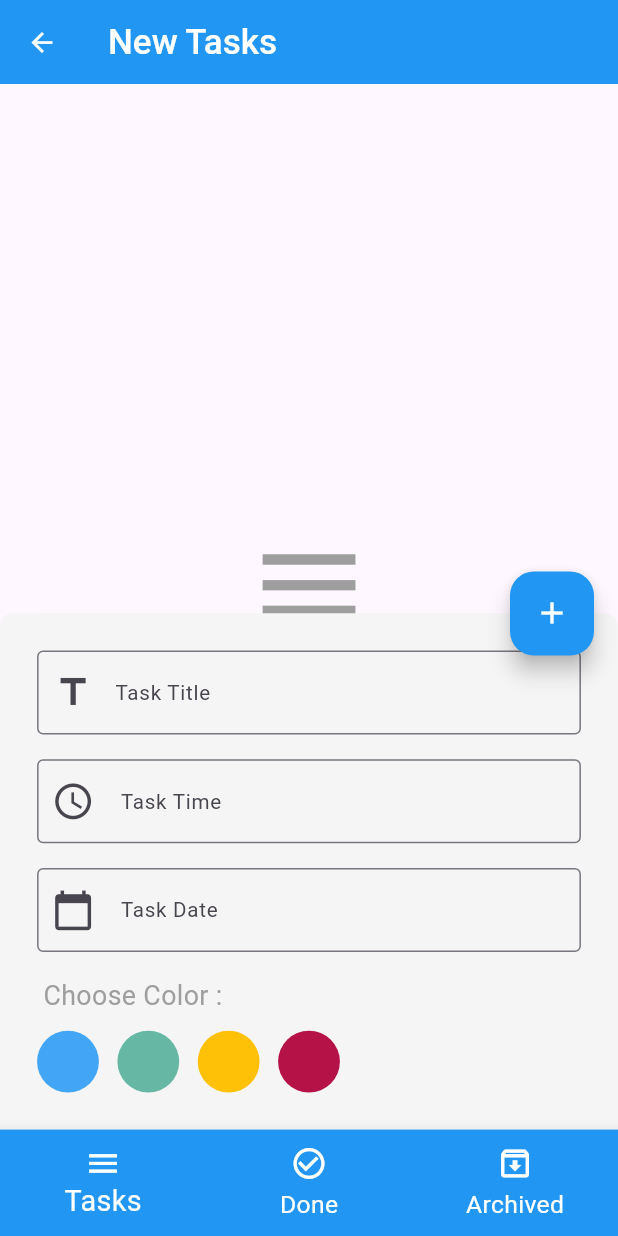
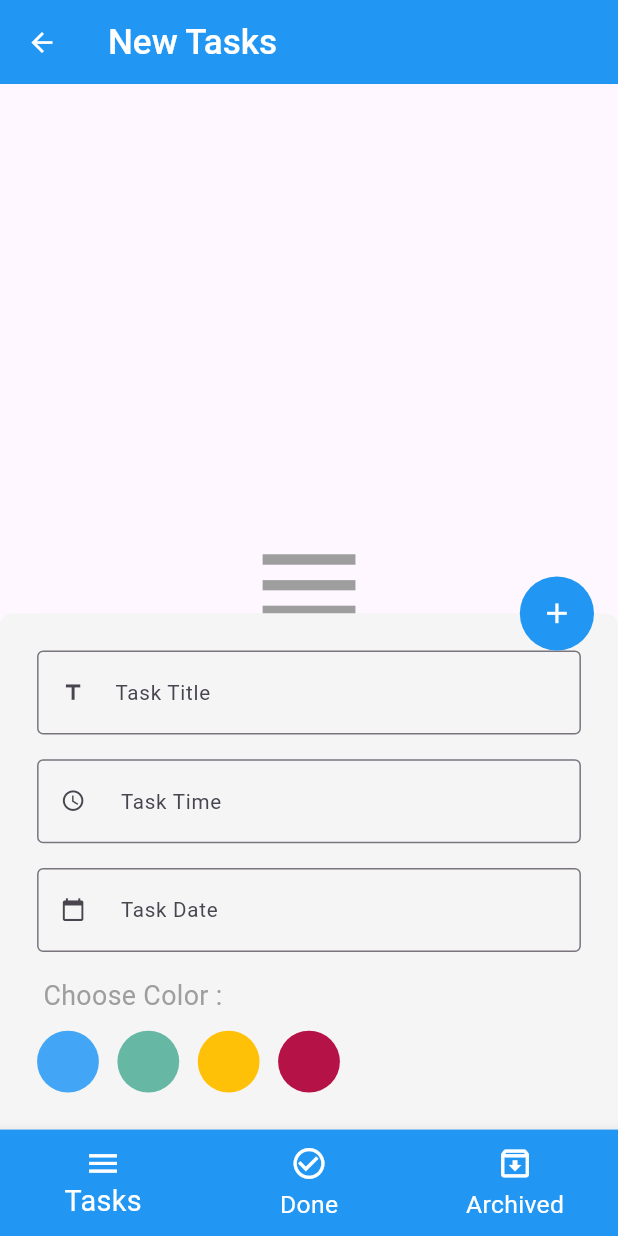
Before and after one commit to OmarMushtaha2020/to_do_app, a Flutter app: the screen it shows after launch, after a tap on the "edit" icon, on a phone screen of 412 x 824 dp. Run offline on Flutter 3.47's test engine with Material 3 defaults, Android fonts, the phone set to English and light mode, and no system bars; our stand-ins replace animated_splash_screen, device_preview, firebase_core, firebase_crashlytics, flutter_bloc, sizer and 1 more; accounts and stored records are empty; project files that could hold a hidden picture were left out.

Commit message:
Minor modifications and improvements to the code and make at responsive

```diff
--- a/lib/layout/home_screen/home_screen.dart
+++ b/lib/layout/home_screen/home_screen.dart
@@ -32,7 +32,7 @@ class Home_Screen extends StatelessWidget {
                 size: 2.5.h
             ),
             title: Text(
-              AppCubit.get(context).Title[AppCubit.get(context).index],
+              AppCubit.get(context).titleOfScreen[AppCubit.get(context).index],
               style: TextStyle(
                   fontSize: 17.sp,
                   color: Colors.white,
@@ -40,12 +40,13 @@ class Home_Screen extends StatelessWidget {
             ),
           ),
           body: ConditionalBuilders(context),
-          floatingActionButton: FloatingActionButton(
-            backgroundColor: Colors.blue,
-            onPressed: () {
+          floatingActionButton:GestureDetector(onTap: (){
+
             if (AppCubit.get(context).show) {
               show_bottom.currentState!
-                    .showBottomSheet((context) => Form(
+                  .showBottomSheet(constraints: BoxConstraints(
+                maxWidth: double.infinity
+              ),(context) => Form(
                 key: form,
                 child: Container(
                   width: double.infinity,
@@ -130,19 +131,19 @@ class Home_Screen extends StatelessWidget {
                                       onTap: () {
                                         if (index == 0) {
                                           AppCubit.get(context)
-                                                        .colors(0xFF42A5F5);
+                                              .changeValueOfColor(0xFF42A5F5);
                                         }
                                         if (index == 1) {
                                           AppCubit.get(context)
-                                                        .colors(3426920849);
+                                              .changeValueOfColor(3426920849);
                                         }
                                         if (index == 2) {
                                           AppCubit.get(context)
-                                                        .colors(4294951175);
+                                              .changeValueOfColor(4294951175);
                                         }
                                         if (index == 3) {
                                           AppCubit.get(context)
-                                                        .colors(0xffb51248);
+                                              .changeValueOfColor(0xffb51248);
                                         }
                                       },
                                       child: CircleAvatar(
@@ -169,7 +170,7 @@ class Home_Screen extends StatelessWidget {
                   .closed
                   .then((value) {
                 AppCubit.get(context)
-                      .changesStatusOfObscuredOfTextForm(Icons.edit, true)
+                    .changeValueOfObscuredTextForm(Icons.edit, true)
                     .then((value) {
                   email.text = "";
                   time.text = "";
@@ -179,7 +180,7 @@ class Home_Screen extends StatelessWidget {
               });
 
               AppCubit.get(context)
-                    .changesStatusOfObscuredOfTextForm(Icons.add, false);
+                  .changeValueOfObscuredTextForm(Icons.add, false);
             } else {
               if (form.currentState!.validate() &&
                   AppCubit.get(context).color != 0) {
@@ -208,11 +209,11 @@ class Home_Screen extends StatelessWidget {
                     decoration: BoxDecoration(
                       color: Colors.grey[100],
                       borderRadius: BorderRadiusDirectional.only(
-                                    topStart: Radius.circular(30),
-                                    topEnd: Radius.circular(30)),
+                          topStart: Radius.circular(1.h),
+                          topEnd: Radius.circular(1.h)),
                     ),
                     child: Padding(
-                                padding: const EdgeInsets.all(20.0),
+                      padding:  EdgeInsets.all(2.w),
                       child: SingleChildScrollView(
                         child: Column(
                           crossAxisAlignment:
@@ -277,7 +278,7 @@ class Home_Screen extends StatelessWidget {
                               ),
                             ),
                             SizedBox(
-                                        height: 5,
+                              height: 2.h,
                             ),
                             Container(
                               height: 5.h,
@@ -289,19 +290,19 @@ class Home_Screen extends StatelessWidget {
                                         onTap: () {
                                           if (index == 0) {
                                             AppCubit.get(context)
-                                                          .colors(0xFF42A5F5);
+                                                .changeValueOfColor(0xFF42A5F5);
                                           }
                                           if (index == 1) {
                                             AppCubit.get(context)
-                                                          .colors(3426920849);
+                                                .changeValueOfColor(3426920849);
                                           }
                                           if (index == 2) {
                                             AppCubit.get(context)
-                                                          .colors(4294951175);
+                                                .changeValueOfColor(4294951175);
                                           }
                                           if (index == 3) {
                                             AppCubit.get(context)
-                                                          .colors(0xffb51248);
+                                                .changeValueOfColor(0xffb51248);
                                           }
                                         },
                                         child: CircleAvatar(
@@ -328,17 +329,18 @@ class Home_Screen extends StatelessWidget {
                     .closed
                     .then((value) {
                   AppCubit.get(context)
-                        .changesStatusOfObscuredOfTextForm(Icons.edit, true);
+                      .changeValueOfObscuredTextForm(Icons.edit, true);
                 });
               }
             }
-            },
-            child: Icon(
+          },child: CircleAvatar(radius: 3.h,backgroundColor: Colors.blue,child:Icon(
             AppCubit.get(context).icon,
+            size: 2.7.h,
             color: Colors.white,
-            ),
-            heroTag: "Add",
-          ),
+          ),)),
+
+
+
           bottomNavigationBar: BottomNavigationBar(
             backgroundColor: Colors.blue,
             currentIndex: AppCubit.get(context).index,
@@ -348,7 +350,7 @@ class Home_Screen extends StatelessWidget {
             // iconSize: 100.w,
             unselectedLabelStyle: TextStyle(fontSize: 12.sp),
             onTap: (value) {
-              AppCubit.get(context).changeIndexOfBottomNavigation(value);
+              AppCubit.get(context).changeIndexOfBottomNavigationBar(value);
             },
             items: [
               BottomNavigationBarItem(
--- a/lib/shared/components/components.dart
+++ b/lib/shared/components/components.dart
@@ -26,12 +26,13 @@ Widget buildTextFromField(
       decoration: InputDecoration(
         border: OutlineInputBorder(),
         labelText: "$text",
+
         labelStyle: TextStyle(
           fontSize: 10.sp,
         ),
         prefixIcon: Icon(
           icons,
-          size: 7.w,
+          size: 4.w,
         ),
       ),
     );
@@ -145,19 +146,19 @@ Widget buildNewTaskFormat(item, context) => Dismissible(
                             onTap: (){
                               if (index == 0) {
                                 AppCubit.get(context)
-                                    .colors(0xFF42A5F5);
+                                    .changeValueOfColor(0xFF42A5F5);
                               }
                               if (index == 1) {
                                 AppCubit.get(context)
-                                    .colors(3426920849);
+                                    .changeValueOfColor(3426920849);
                               }
                               if (index == 2) {
                                 AppCubit.get(context)
-                                    .colors(4294951175);
+                                    .changeValueOfColor(4294951175);
                               }
                               if (index == 3) {
                                 AppCubit.get(context)
-                                    .colors(0xffb51248);
+                                    .changeValueOfColor(0xffb51248);
                               }
                             },
                                 child: CircleAvatar(
@@ -176,6 +177,8 @@ Widget buildNewTaskFormat(item, context) => Dismissible(
                               padding:  EdgeInsets.only(bottom: 2.h),
                               child: Container(
                                 width: double.infinity,
+
+                                height: 6.h,
                                 color: Colors.blue,
                                 child: MaterialButton(
                                   onPressed: () {
@@ -192,7 +195,7 @@ Widget buildNewTaskFormat(item, context) => Dismissible(
                                   },
                                   child: Text(
                                     "Update",
-                                    style: TextStyle(color: Colors.white),
+                                    style: TextStyle(color: Colors.white,fontSize: 12.sp),
                                   ),
                                 ),
                               ),
@@ -226,6 +229,7 @@ Widget buildNewTaskFormat(item, context) => Dismissible(
                     child: Text(
                       "${item["time"]}",
                       maxLines: 2,
+textAlign: TextAlign.center,
                       overflow: TextOverflow.ellipsis,
                       style: TextStyle(
                           fontSize: 10.sp, fontWeight: FontWeight.w500),
@@ -410,6 +414,7 @@ Widget buildListOfTask(List<Map> task, String typeTask) {
           ),
           Text(
             "No Tasks Yet, Please Add Some Tasks",
+            textAlign: TextAlign.center,
             style: TextStyle(fontSize: 15.sp, fontWeight: FontWeight.bold),
           )
         ],
@@ -420,7 +425,7 @@ Widget buildListOfTask(List<Map> task, String typeTask) {
 
 Widget ConditionalBuilders(context) {
   if (State is! LoadData) {
-    return AppCubit.get(context).Screen[AppCubit.get(context).index];
+    return AppCubit.get(context).screen[AppCubit.get(context).index];
   } else {
     return Center(child: CircularProgressIndicator());
   }
--- a/lib/shared/cubit/cubit.dart
+++ b/lib/shared/cubit/cubit.dart
@@ -17,31 +17,31 @@ class AppCubit extends Cubit<AppStates>{
   late Database db;
 int ?indexColor;
 
-  List<Widget> Screen = [
+  List<Widget> screen = [
     New_Tasks(),
     Done_Tasks(),
     Archive_Tasks(),
   ];
-  List<String> Title = [
+  List<String> titleOfScreen = [
     "New Tasks",
     "Done Tasks",
     "Archive Tasks",
   ];
   IconData icon = Icons.edit;
   bool show = true;
-  Future<void> changesStatusOfObscuredOfTextForm(IconData icons,bool shows ) async {
+  Future<void> changeValueOfObscuredTextForm(IconData icons,bool shows ) async {
     icon=icons;
     show=shows;
     emit(ShowPasswordAndHide());
   }
    int color=0;
 
-  void colors(int value ){
+  void changeValueOfColor(int value ){
     color=value;
     print(color);
     emit(ChangeValueOfColor());
   }
-  void changeIndexOfBottomNavigation(int value){
+  void changeIndexOfBottomNavigationBar(int value){
     index=value;
     emit(ChangeIndexOfBottomNavigation());
   }
```
Lines whose indentation alone changed are shown as unchanged.
